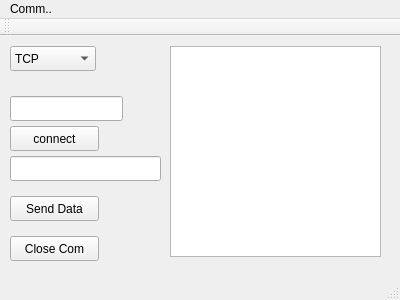
Before: the Qt Designer form mainwindow.ui in abhi-sensoviz/CommModule, drawn with Qt 5.
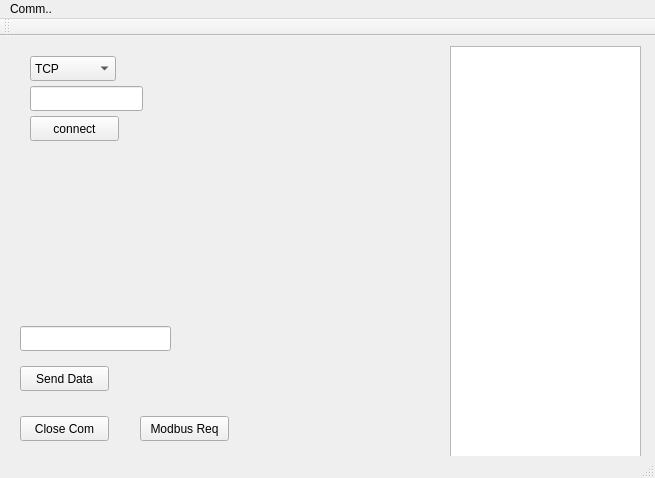
After: the same form once the commit is applied.

Patch:
```diff
--- a/mainwindow.ui
+++ b/mainwindow.ui
@@ -9,8 +9,8 @@
    <rect>
     <x>0</x>
     <y>0</y>
-    <width>400</width>
-    <height>300</height>
+    <width>655</width>
+    <height>478</height>
    </rect>
   </property>
   <property name="windowTitle">
@@ -20,8 +20,8 @@
    <widget class="QPushButton" name="btnSendData">
     <property name="geometry">
      <rect>
-      <x>10</x>
-      <y>160</y>
+      <x>20</x>
+      <y>330</y>
       <width>89</width>
       <height>25</height>
      </rect>
@@ -33,8 +33,8 @@
    <widget class="QPushButton" name="btnOpenPort">
     <property name="geometry">
      <rect>
-      <x>10</x>
-      <y>90</y>
+      <x>30</x>
+      <y>80</y>
       <width>89</width>
       <height>25</height>
      </rect>
@@ -46,18 +46,18 @@
    <widget class="QTextBrowser" name="textBox">
     <property name="geometry">
      <rect>
-      <x>170</x>
+      <x>450</x>
       <y>10</y>
-      <width>211</width>
-      <height>211</height>
+      <width>191</width>
+      <height>411</height>
      </rect>
     </property>
    </widget>
    <widget class="QPushButton" name="btnClose">
     <property name="geometry">
      <rect>
-      <x>10</x>
-      <y>200</y>
+      <x>20</x>
+      <y>380</y>
       <width>89</width>
       <height>25</height>
      </rect>
@@ -69,8 +69,8 @@
    <widget class="QLineEdit" name="inputText">
     <property name="geometry">
      <rect>
-      <x>10</x>
-      <y>120</y>
+      <x>20</x>
+      <y>290</y>
       <width>151</width>
       <height>25</height>
      </rect>
@@ -79,8 +79,8 @@
    <widget class="QLineEdit" name="portname">
     <property name="geometry">
      <rect>
-      <x>10</x>
-      <y>60</y>
+      <x>30</x>
+      <y>50</y>
       <width>113</width>
       <height>25</height>
      </rect>
@@ -89,8 +89,8 @@
    <widget class="QComboBox" name="comboBox">
     <property name="geometry">
      <rect>
-      <x>10</x>
-      <y>10</y>
+      <x>30</x>
+      <y>20</y>
       <width>86</width>
       <height>25</height>
      </rect>
@@ -110,6 +110,24 @@
       <string>Modbus</string>
      </property>
     </item>
+    <item>
+     <property name="text">
+      <string>Modbus TCP</string>
+     </property>
+    </item>
+   </widget>
+   <widget class="QPushButton" name="btnReq">
+    <property name="geometry">
+     <rect>
+      <x>140</x>
+      <y>380</y>
+      <width>89</width>
+      <height>25</height>
+     </rect>
+    </property>
+    <property name="text">
+     <string>Modbus Req</string>
+    </property>
    </widget>
   </widget>
   <widget class="QMenuBar" name="menuBar">
@@ -117,7 +135,7 @@
     <rect>
      <x>0</x>
      <y>0</y>
-     <width>400</width>
+     <width>655</width>
      <height>22</height>
     </rect>
    </property>
```
Left out of the diff: 2 changed lines with no effect on the pictures.
